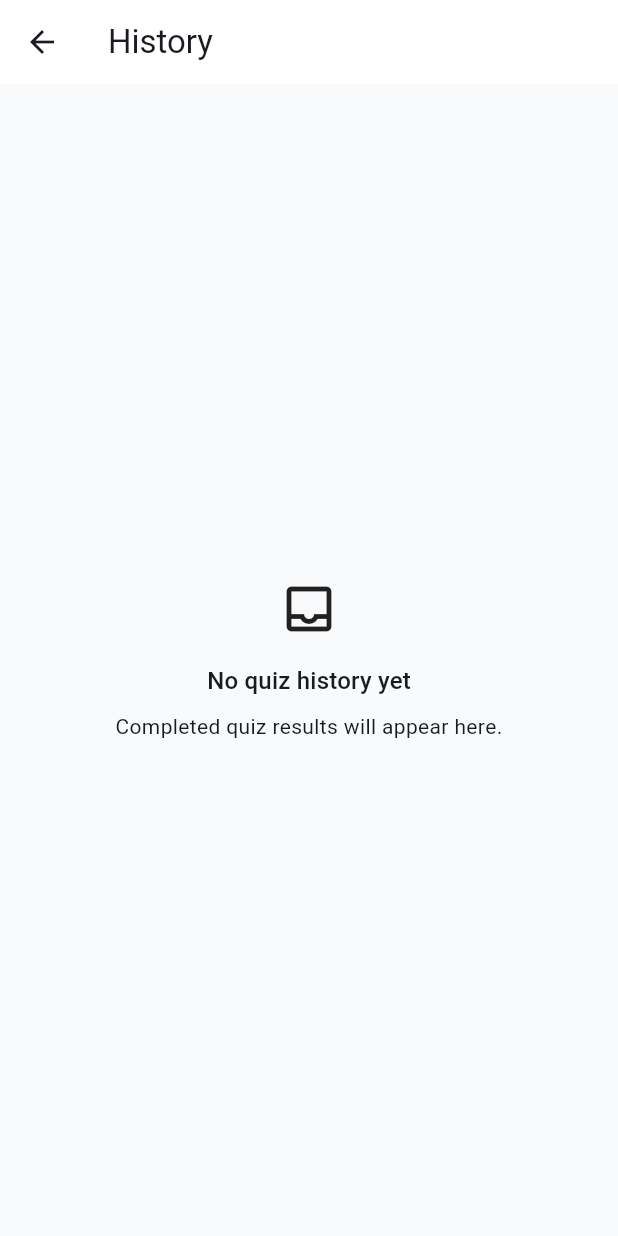
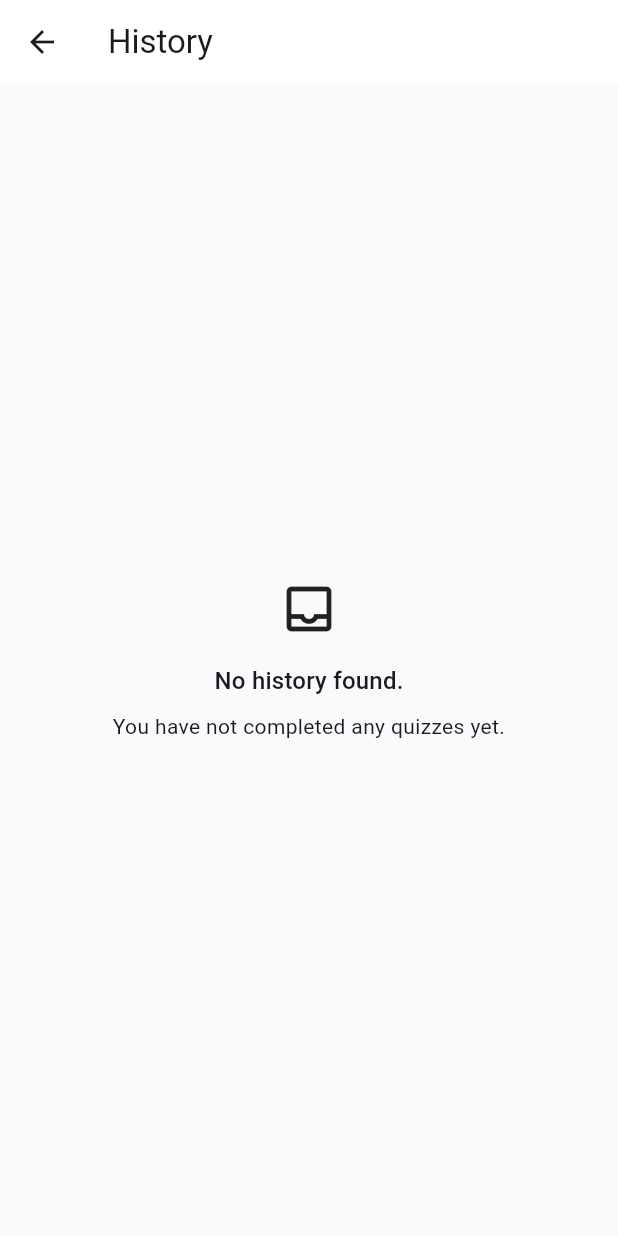
Before and after one commit to BerkayOL/opentriviadb, a Flutter app: the screen it shows after launch, after a tap on the "history" icon, on a phone screen of 412 x 824 dp. Run offline on Flutter 3.47's test engine with Material 3 defaults, Android fonts, the phone set to English and light mode, and no system bars; our stand-ins replace dio, equatable, flutter_bloc, get_it, go_router, hive_ce; accounts and stored records are empty; network calls fail.

Commit message:
görev: History tarafı yapılandırılıyor. QuizCubit tarafında problemler çıktı datasource kısmında getHistory methoduyla ilgileniyorum.

```diff
--- a/lib/app/dependency_injection/app_di.dart
+++ b/lib/app/dependency_injection/app_di.dart
@@ -1,13 +1,24 @@
 import 'package:dio/dio.dart';
 import 'package:get_it/get_it.dart';
-import '../../features/quiz/domain/usecases/get_questions_usecase.dart';
-import '../../features/quiz/presentation/cubits/quiz_cubit.dart';
+
 import '../../core/network/dio_client.dart';
+
+import '../../features/history/data/datasources/history_local_datasource.dart';
+import '../../features/history/data/repositories/history_repository_impl.dart';
+import '../../features/history/domain/repositories/history_repository.dart';
+import '../../features/history/domain/usecases/clear_history_usecase.dart';
+import '../../features/history/domain/usecases/get_highest_score_usecase.dart';
+import '../../features/history/domain/usecases/get_history_usecase.dart';
+import '../../features/history/domain/usecases/save_quiz_history_usecase.dart';
+import '../../features/history/presentation/cubits/history_cubit.dart';
+
 import '../../features/quiz/data/datasources/quiz_local_datasource.dart';
 import '../../features/quiz/data/datasources/quiz_remote_datasource.dart';
 import '../../features/quiz/data/repositories/quiz_repository_impl.dart';
 import '../../features/quiz/domain/repositories/quiz_repository.dart';
 import '../../features/quiz/domain/usecases/get_categories_usecase.dart';
+import '../../features/quiz/domain/usecases/get_questions_usecase.dart';
+import '../../features/quiz/presentation/cubits/quiz_cubit.dart';
 import '../../features/quiz/presentation/cubits/quiz_setup_cubit.dart';
 
 final GetIt getIt = GetIt.instance;
@@ -17,6 +28,7 @@ Future<void> setupAppDependencies() async {
     getIt.registerLazySingleton<Dio>(() => DioClient().create());
   }
 
+  // Quiz data sources
   if (!getIt.isRegistered<QuizRemoteDataSource>()) {
     getIt.registerLazySingleton<QuizRemoteDataSource>(
       () => QuizRemoteDataSourceImpl(getIt<Dio>()),
@@ -29,6 +41,7 @@ Future<void> setupAppDependencies() async {
     );
   }
 
+  // Quiz repository
   if (!getIt.isRegistered<QuizRepository>()) {
     getIt.registerLazySingleton<QuizRepository>(
       () => QuizRepositoryImpl(
@@ -38,25 +51,82 @@ Future<void> setupAppDependencies() async {
     );
   }
 
+  // Quiz use cases
   if (!getIt.isRegistered<GetCategoriesUseCase>()) {
     getIt.registerLazySingleton<GetCategoriesUseCase>(
       () => GetCategoriesUseCase(getIt<QuizRepository>()),
     );
   }
 
+  if (!getIt.isRegistered<GetQuestionsUseCase>()) {
+    getIt.registerLazySingleton<GetQuestionsUseCase>(
+      () => GetQuestionsUseCase(getIt<QuizRepository>()),
+    );
+  }
+
+  // History data source
+  if (!getIt.isRegistered<HistoryLocalDataSource>()) {
+    getIt.registerLazySingleton<HistoryLocalDataSource>(
+      HistoryLocalDataSourceImpl.new,
+    );
+  }
+
+  // History repository
+  if (!getIt.isRegistered<HistoryRepository>()) {
+    getIt.registerLazySingleton<HistoryRepository>(
+      () => HistoryRepositoryImpl(getIt<HistoryLocalDataSource>()),
+    );
+  }
+
+  // History use cases
+  if (!getIt.isRegistered<GetQuizHistoryUseCase>()) {
+    getIt.registerLazySingleton<GetQuizHistoryUseCase>(
+      () => GetQuizHistoryUseCase(getIt<HistoryRepository>()),
+    );
+  }
+
+  if (!getIt.isRegistered<GetHighestScoreUseCase>()) {
+    getIt.registerLazySingleton<GetHighestScoreUseCase>(
+      () => GetHighestScoreUseCase(getIt<HistoryRepository>()),
+    );
+  }
+
+  if (!getIt.isRegistered<ClearHistoryUseCase>()) {
+    getIt.registerLazySingleton<ClearHistoryUseCase>(
+      () => ClearHistoryUseCase(getIt<HistoryRepository>()),
+    );
+  }
+
+  if (!getIt.isRegistered<SaveQuizHistoryUseCase>()) {
+    getIt.registerLazySingleton<SaveQuizHistoryUseCase>(
+      () => SaveQuizHistoryUseCase(getIt<HistoryRepository>()),
+    );
+  }
+
+  // Quiz cubits
   if (!getIt.isRegistered<QuizSetupCubit>()) {
     getIt.registerFactory<QuizSetupCubit>(
       () => QuizSetupCubit(getIt<GetCategoriesUseCase>()),
     );
   }
-  if (!getIt.isRegistered<GetQuestionsUseCase>()) {
-    getIt.registerLazySingleton<GetQuestionsUseCase>(
-      () => GetQuestionsUseCase(getIt<QuizRepository>()),
+
+  if (!getIt.isRegistered<QuizCubit>()) {
+    getIt.registerFactory<QuizCubit>(
+      () => QuizCubit(
+        getIt<GetQuestionsUseCase>(),
+        getIt<SaveQuizHistoryUseCase>(),
+      ),
     );
   }
-  if (!getIt.isRegistered<QuizCubit>()) {
-    getIt.registerFactory<QuizCubit>(
-      () => QuizCubit(getIt<GetQuestionsUseCase>()),
+
+  // History cubit
+  if (!getIt.isRegistered<HistoryCubit>()) {
+    getIt.registerFactory<HistoryCubit>(
+      () => HistoryCubit(
+        getQuizHistoryUseCase: getIt<GetQuizHistoryUseCase>(),
+        getHighestScoreUseCase: getIt<GetHighestScoreUseCase>(),
+        clearHistoryUseCase: getIt<ClearHistoryUseCase>(),
+      ),
     );
   }
 }
--- a/lib/app/router/app_router.dart
+++ b/lib/app/router/app_router.dart
@@ -9,6 +9,7 @@ import '../../features/quiz/domain/entities/quiz_request.dart';
 import '../../features/quiz/presentation/pages/quiz_page.dart';
 import '../../features/quiz/presentation/pages/quiz_result_page.dart';
 import '../../features/quiz/presentation/pages/quiz_setup_page.dart';
+import '../../features/history/presentation/cubits/history_cubit.dart';
 import '../../features/settings/presentation/pages/settings_page.dart';
 import 'app_routes.dart';
 
@@ -48,7 +49,10 @@ abstract final class AppRouter {
       GoRoute(
         path: AppRoutes.history,
         name: AppRoutes.historyName,
-        builder: (context, state) => const HistoryPage(),
+        builder: (context, state) => BlocProvider(
+          create: (_) => getIt<HistoryCubit>()..loadHistory(),
+          child: const HistoryPage(),
+        ),
       ),
       GoRoute(
         path: AppRoutes.settings,
--- a/lib/features/history/data/datasources/history_local_datasource.dart
+++ b/lib/features/history/data/datasources/history_local_datasource.dart
@@ -1,7 +1,12 @@
-import '../../../quiz/data/models/quiz_result_model.dart';
+import 'package:hive_ce/hive.dart';
+
+import '../../domain/entities/quiz_history_entry.dart';
+import '../models/quiz_history_model.dart';
 
 abstract interface class HistoryLocalDataSource {
-  Future<List<QuizResultModel>> getHistory();
+  Future<void> saveResult(QuizHistoryEntry entry);
+
+  Future<List<QuizHistoryEntry>> getHistory();
 
   Future<void> clearHistory();
 }
@@ -9,15 +14,46 @@ abstract interface class HistoryLocalDataSource {
 class HistoryLocalDataSourceImpl implements HistoryLocalDataSource {
   const HistoryLocalDataSourceImpl();
 
+  static const String _boxName = 'quiz_history';
+
   @override
-  Future<List<QuizResultModel>> getHistory() {
-    // TODO: Read saved quiz results from Hive.
-    throw UnimplementedError();
+  Future<void> saveResult(QuizHistoryEntry entry) async {
+    final box = await Hive.openBox<dynamic>(_boxName);
+
+    final model = QuizHistoryModel.fromEntity(entry);
+
+    await box.put(model.id, model.toMap());
   }
 
   @override
-  Future<void> clearHistory() {
-    // TODO: Clear saved quiz results from Hive.
-    throw UnimplementedError();
+  Future<List<QuizHistoryEntry>> getHistory() async {
+    final box = await Hive.openBox<dynamic>(_boxName);
+
+    final entries = <QuizHistoryEntry>[];
+
+    for (final value in box.values) {
+      try {
+        if (value is! Map) {
+          continue;
+        }
+
+        final map = Map<String, dynamic>.from(value);
+        final entry = QuizHistoryModel.fromMap(map).toEntity();
+
+        entries.add(entry);
+      } catch (_) {
+        continue;
+      }
+    }
+
+    entries.sort((a, b) => b.createdAt.compareTo(a.createdAt));
+
+    return entries;
+  }
+
+  @override
+  Future<void> clearHistory() async {
+    final box = await Hive.openBox<dynamic>(_boxName);
+    await box.clear();
   }
 }
--- a/lib/features/history/data/repositories/history_repository_impl.dart
+++ b/lib/features/history/data/repositories/history_repository_impl.dart
@@ -1,4 +1,4 @@
-import '../../../quiz/domain/entities/quiz_result.dart';
+import '../../domain/entities/quiz_history_entry.dart';
 import '../../domain/repositories/history_repository.dart';
 import '../datasources/history_local_datasource.dart';
 
@@ -8,11 +8,30 @@ class HistoryRepositoryImpl implements HistoryRepository {
   final HistoryLocalDataSource _localDataSource;
 
   @override
-  Future<List<QuizResult>> getHistory() async {
-    final models = await _localDataSource.getHistory();
-    return models.map((model) => model.toEntity()).toList();
+  Future<void> saveResult(QuizHistoryEntry entry) {
+    return _localDataSource.saveResult(entry);
   }
 
   @override
-  Future<void> clearHistory() => _localDataSource.clearHistory();
+  Future<List<QuizHistoryEntry>> getHistory() {
+    return _localDataSource.getHistory();
+  }
+
+  @override
+  Future<void> clearHistory() {
+    return _localDataSource.clearHistory();
+  }
+
+  @override
+  Future<int> getHighestScore() async {
+    final entries = await _localDataSource.getHistory();
+
+    if (entries.isEmpty) {
+      return 0;
+    }
+
+    return entries
+        .map((entry) => entry.score)
+        .reduce((highest, score) => score > highest ? score : highest);
+  }
 }
--- /dev/null
+++ b/lib/features/history/domain/entities/quiz_history_entry.dart
@@ -0,0 +1,32 @@
+import 'package:equatable/equatable.dart';
+
+class QuizHistoryEntry extends Equatable {
+  const QuizHistoryEntry({
+    required this.id,
+    required this.score,
+    required this.totalQuestions,
+    required this.createdAt,
+  });
+
+  final String id;
+  final int score;
+  final int totalQuestions;
+  final DateTime createdAt;
+
+  double get percentage {
+    if (totalQuestions == 0) return 0;
+    return score / totalQuestions;
+  }
+
+  @override
+  List<Object?> get props => [id, score, totalQuestions, createdAt];
+
+  Object? toEntity() {
+    return {
+      'id': id,
+      'score': score,
+      'totalQuestions': totalQuestions,
+      'createdAt': createdAt.toIso8601String(),
+    };
+  }
+}
--- /dev/null
+++ b/lib/features/history/domain/usecases/get_highest_score_usecase.dart
@@ -0,0 +1,11 @@
+import '../repositories/history_repository.dart';
+
+class GetHighestScoreUseCase {
+  const GetHighestScoreUseCase(this._repository);
+
+  final HistoryRepository _repository;
+
+  Future<int> call() {
+    return _repository.getHighestScore();
+  }
+}
--- a/lib/features/history/domain/usecases/get_history_usecase.dart
+++ b/lib/features/history/domain/usecases/get_history_usecase.dart
@@ -1,10 +1,12 @@
-import '../../../quiz/domain/entities/quiz_result.dart';
+import '../entities/quiz_history_entry.dart';
 import '../repositories/history_repository.dart';
 
-class GetHistoryUseCase {
-  const GetHistoryUseCase(this._repository);
+class GetQuizHistoryUseCase {
+  const GetQuizHistoryUseCase(this._repository);
 
   final HistoryRepository _repository;
 
-  Future<List<QuizResult>> call() => _repository.getHistory();
+  Future<List<QuizHistoryEntry>> call() {
+    return _repository.getHistory();
+  }
 }
--- a/lib/features/history/presentation/cubits/history_cubit.dart
+++ b/lib/features/history/presentation/cubits/history_cubit.dart
@@ -1,16 +1,67 @@
 import 'package:flutter_bloc/flutter_bloc.dart';
+import 'package:opentriviadb/features/history/domain/usecases/get_history_usecase.dart';
 
+import '../../domain/usecases/clear_history_usecase.dart';
+import '../../domain/usecases/get_highest_score_usecase.dart';
 import 'history_state.dart';
 
 class HistoryCubit extends Cubit<HistoryState> {
-  HistoryCubit() : super(const HistoryState());
+  HistoryCubit({
+    required GetQuizHistoryUseCase getQuizHistoryUseCase,
+    required GetHighestScoreUseCase getHighestScoreUseCase,
+    required ClearHistoryUseCase clearHistoryUseCase,
+  }) : _getQuizHistoryUseCase = getQuizHistoryUseCase,
+       _getHighestScoreUseCase = getHighestScoreUseCase,
+       _clearHistoryUseCase = clearHistoryUseCase,
+       super(const HistoryState());
+
+  final GetQuizHistoryUseCase _getQuizHistoryUseCase;
+  final GetHighestScoreUseCase _getHighestScoreUseCase;
+  final ClearHistoryUseCase _clearHistoryUseCase;
 
   Future<void> loadHistory() async {
-    // TODO: Load history through GetHistoryUseCase.
-    emit(const HistoryState(status: HistoryStatus.empty));
+    emit(state.copyWith(status: HistoryStatus.loading));
+
+    try {
+      final entries = await _getQuizHistoryUseCase();
+      final highestScore = await _getHighestScoreUseCase();
+
+      emit(
+        state.copyWith(
+          status: entries.isEmpty ? HistoryStatus.empty : HistoryStatus.ready,
+          entries: entries,
+          highestScore: highestScore,
+          errorMessage: null,
+        ),
+      );
+    } catch (_) {
+      emit(
+        state.copyWith(
+          status: HistoryStatus.failure,
+          errorMessage: 'History could not be loaded.',
+        ),
+      );
+    }
   }
 
   Future<void> clearHistory() async {
-    // TODO: Clear history through ClearHistoryUseCase.
+    try {
+      await _clearHistoryUseCase();
+      emit(
+        state.copyWith(
+          status: HistoryStatus.empty,
+          entries: const [],
+          highestScore: 0,
+          errorMessage: null,
+        ),
+      );
+    } catch (_) {
+      emit(
+        state.copyWith(
+          status: HistoryStatus.failure,
+          errorMessage: 'History could not be cleared.',
+        ),
+      );
+    }
   }
 }
--- a/lib/features/history/presentation/cubits/history_state.dart
+++ b/lib/features/history/presentation/cubits/history_state.dart
@@ -1,20 +1,36 @@
 import 'package:equatable/equatable.dart';
 
-import '../../../quiz/domain/entities/quiz_result.dart';
+import '../../domain/entities/quiz_history_entry.dart';
 
-enum HistoryStatus { initial, loading, loaded, empty, failure }
+enum HistoryStatus { initial, loading, ready, empty, failure }
 
 class HistoryState extends Equatable {
   const HistoryState({
     this.status = HistoryStatus.initial,
-    this.results = const [],
+    this.entries = const [],
+    this.highestScore = 0,
     this.errorMessage,
   });
 
   final HistoryStatus status;
-  final List<QuizResult> results;
+  final List<QuizHistoryEntry> entries;
+  final int highestScore;
   final String? errorMessage;
 
+  HistoryState copyWith({
+    HistoryStatus? status,
+    List<QuizHistoryEntry>? entries,
+    int? highestScore,
+    String? errorMessage,
+  }) {
+    return HistoryState(
+      status: status ?? this.status,
+      entries: entries ?? this.entries,
+      highestScore: highestScore ?? this.highestScore,
+      errorMessage: errorMessage ?? this.errorMessage,
+    );
+  }
+
   @override
-  List<Object?> get props => [status, results, errorMessage];
+  List<Object?> get props => [status, entries, highestScore, errorMessage];
 }
--- a/lib/features/history/presentation/pages/history_page.dart
+++ b/lib/features/history/presentation/pages/history_page.dart
@@ -1,7 +1,13 @@
+import 'package:flutter_bloc/flutter_bloc.dart';
 import 'package:flutter/material.dart';
-
+import 'package:intl/intl.dart';
+import '../../domain/entities/quiz_history_entry.dart';
+import '../../../../core/widgets/loading_view.dart';
+import '../../../../core/widgets/error_view.dart';
+import '../../../../core/widgets/empty_view.dart';
 import '../../../../core/theme/app_spacing.dart';
-import '../../../../core/widgets/empty_view.dart';
+import '../cubits/history_cubit.dart';
+import '../cubits/history_state.dart';
 
 class HistoryPage extends StatelessWidget {
   const HistoryPage({super.key});
@@ -10,13 +16,80 @@ class HistoryPage extends StatelessWidget {
   Widget build(BuildContext context) {
     return Scaffold(
       appBar: AppBar(title: const Text('History')),
-      body: const Padding(
-        padding: EdgeInsets.all(AppSpacing.lg),
-        child: EmptyView(
-          title: 'No quiz history yet',
-          message: 'Completed quiz results will appear here.',
+      body: SafeArea(
+        child: BlocBuilder<HistoryCubit, HistoryState>(
+          builder: (context, state) {
+            switch (state.status) {
+              case HistoryStatus.initial:
+              case HistoryStatus.loading:
+                return const LoadingView();
+              case HistoryStatus.failure:
+                return ErrorView(
+                  message: state.errorMessage ?? 'An error occurred.',
+                  onRetry: () {
+                    context.read<HistoryCubit>().loadHistory();
+                  },
+                );
+              case HistoryStatus.empty:
+                return const EmptyView(
+                  title: 'No history found.',
+                  message: 'You have not completed any quizzes yet.',
+                );
+              case HistoryStatus.ready:
+                return _HistoryListView(
+                  entries: state.entries,
+                  highestScore: state.highestScore,
+                );
+            }
+          },
         ),
       ),
     );
   }
 }
+
+class _HistoryListView extends StatelessWidget {
+  _HistoryListView({required this.entries, required this.highestScore});
+
+  final List<QuizHistoryEntry> entries;
+  final int highestScore;
+  final DateFormat _dateFormat = DateFormat('dd MMM yyyy HH:mm');
+  @override
+  Widget build(BuildContext context) {
+    return Column(
+      children: [
+        Padding(
+          padding: const EdgeInsets.all(AppSpacing.md),
+          child: Text(
+            'Highest Score: $highestScore',
+            style: Theme.of(context).textTheme.titleLarge,
+          ),
+        ),
+        Expanded(
+          child: ListView.builder(
+            itemCount: entries.length,
+            itemBuilder: (context, index) {
+              final entry = entries[index];
+              return ListTile(
+                title: Text('${entry.score}/${entry.totalQuestions} correct'),
+                subtitle: Text(
+                  'Completed at: ${_dateFormat.format(entry.createdAt.toLocal())}',
+                ),
+              );
+            },
+          ),
+        ),
+        Padding(
+          padding: const EdgeInsets.all(AppSpacing.md),
+          child: IconButton(
+            icon: const Icon(Icons.delete, color: Colors.black),
+            onPressed: () {
+              context.read<HistoryCubit>().clearHistory();
+            },
+            tooltip: 'Clear History',
+          ),
+        ),
+      ],
+    );
+  }
+}
--- a/lib/features/quiz/presentation/cubits/quiz_cubit.dart
+++ b/lib/features/quiz/presentation/cubits/quiz_cubit.dart
@@ -1,15 +1,19 @@
 import 'dart:async';
 
 import 'package:flutter_bloc/flutter_bloc.dart';
+import '../../../history/domain/entities/quiz_history_entry.dart';
+import '../../../history/domain/usecases/save_quiz_history_usecase.dart';
 import '../../../../core/error/failure.dart';
 import '../../domain/entities/quiz_request.dart';
 import '../../domain/usecases/get_questions_usecase.dart';
 import 'quiz_state.dart';
 
 class QuizCubit extends Cubit<QuizState> {
-  QuizCubit(this._getQuestionsUseCase) : super(const QuizState());
+  QuizCubit(this._getQuestionsUseCase, this._saveQuizHistoryUseCase)
+    : super(const QuizState());
 
   final GetQuestionsUseCase _getQuestionsUseCase;
+  final SaveQuizHistoryUseCase _saveQuizHistoryUseCase;
   Timer? _timer;
   static const int _questionDuration = 30;
   QuizRequest? _lastRequest;
@@ -89,13 +93,25 @@ class QuizCubit extends Cubit<QuizState> {
     );
   }
 
-  void nextQuestion() {
+  Future<void> nextQuestion() async {
     if (state.status != QuizStatus.answerRevealed) {
       return;
     }
 
     if (state.isLastQuestion) {
       _stopTimer();
+      final entry = QuizHistoryEntry(
+        id: DateTime.now().microsecondsSinceEpoch.toString(),
+        score: state.score,
+        totalQuestions: state.totalQuestions,
+        createdAt: DateTime.now(),
+      );
+      try {
+        await _saveQuizHistoryUseCase(entry);
+      } catch (_) {
+        // History kaydı başarısız olsa bile sonuç ekranı gösterilsin.
+      }
+
       emit(state.copyWith(status: QuizStatus.completed));
       return;
     }
```
Also changed, not shown: lib/features/history/data/models/quiz_history_model.dart (added, +51 -0 lines), lib/features/history/domain/repositories/history_repository.dart (+6 -2 lines), lib/features/history/domain/usecases/save_quiz_history_usecase.dart (added, +10 -0 lines), lib/features/quiz/data/models/quiz_result_model.dart (+10 -0 lines), 1 other file.
